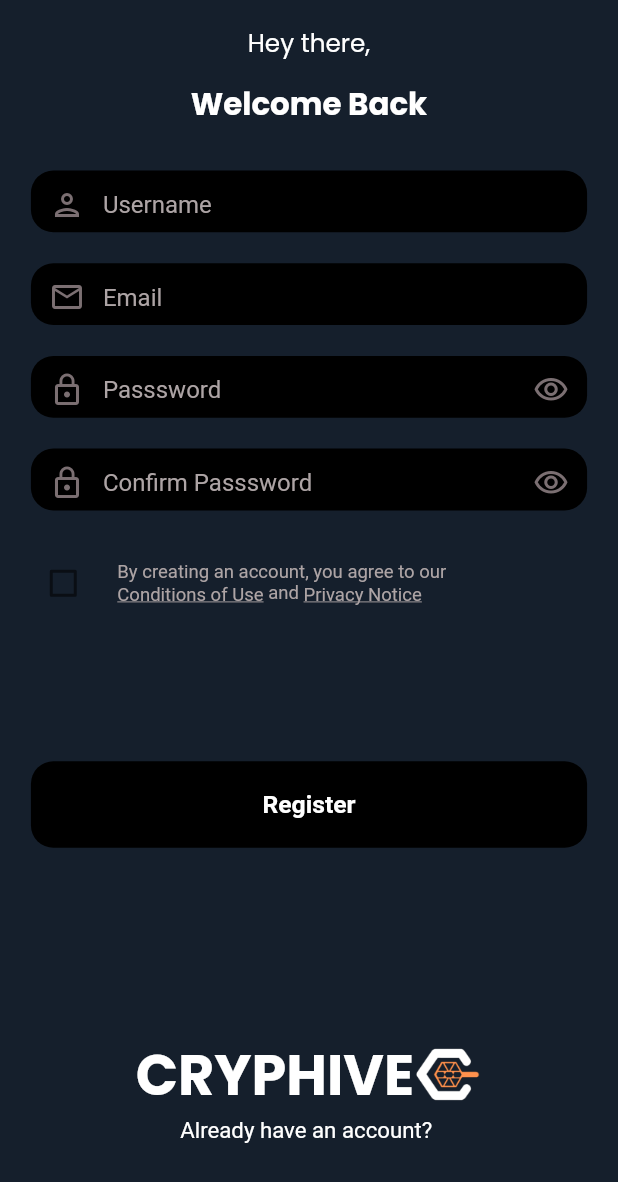
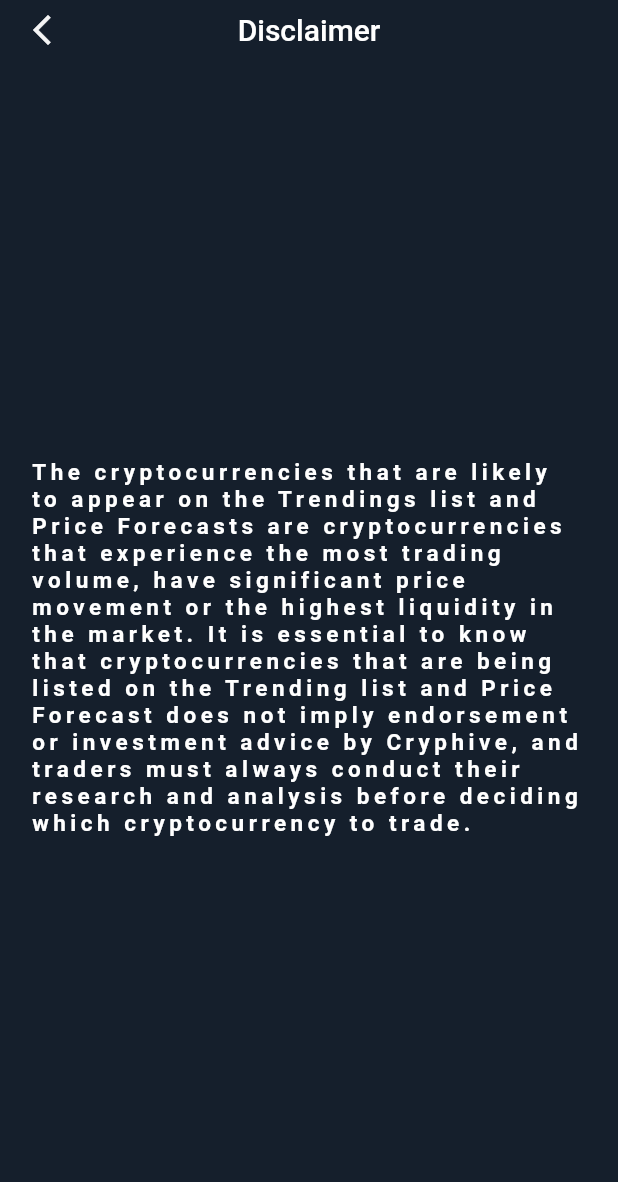
Before and after one commit to taiteng/Cryphive, a Flutter app: the RegisterPage screen opened directly, after a tap on "Conditions of Use", on a phone screen of 412 x 824 dp. Shown: the top 1182 px of the screen. Run offline on Flutter 3.47's test engine with Material 2 defaults, Android fonts, the light colour scheme and no system bars; our stand-ins replace cloud_firestore, firebase_auth, firebase_core, google_fonts; accounts and stored records are empty.

Commit message:
done disclaimer page

```diff
--- a/lib/pages/disclaimer_page.dart
+++ b/lib/pages/disclaimer_page.dart
@@ -0,0 +1,55 @@
+import 'package:cryphive/pages/register_page.dart';
+import 'package:flutter/material.dart';
+
+class DisclaimerPage extends StatefulWidget {
+  const DisclaimerPage({super.key});
+
+  @override
+  State<DisclaimerPage> createState() => _DisclaimerPageState();
+}
+
+class _DisclaimerPageState extends State<DisclaimerPage> {
+  @override
+  Widget build(BuildContext context) {
+    return Scaffold(
+      backgroundColor: const Color(0xff151f2c),
+      appBar: AppBar(
+        elevation: 0.00,
+        titleSpacing: 00.0,
+        centerTitle: true,
+        toolbarHeight: 40,
+        toolbarOpacity: 0.8,
+        backgroundColor: const Color(0xff151f2c),
+        title: const Text(
+          'Disclaimer',
+          style: TextStyle(
+            color: Colors.white,
+          ),
+        ),
+        leading: IconButton(
+          icon: const Icon(
+            Icons.arrow_back_ios_new,
+            color: Colors.white,
+          ),
+          onPressed: () {
+            Navigator.pop(context);
+          },
+        ),
+      ),
+      body: const Center(
+        child: Padding(
+          padding: EdgeInsets.all(20.0),
+          child: Text(
+            'The cryptocurrencies that are likely to appear on the Trendings list and Price Forecasts are cryptocurrencies that experience the most trading volume, have significant price movement or the highest liquidity in the market. It is essential to know that cryptocurrencies that are being listed on the Trending list and Price Forecast does not imply endorsement or investment advice by Cryphive, and traders must always conduct their research and analysis before deciding which cryptocurrency to trade.',
+            style: TextStyle(
+              color: Colors.white,
+              fontSize: 15,
+              letterSpacing: 3,
+              fontWeight: FontWeight.bold,
+            ),
+          ),
+        ),
+      ),
+    );
+  }
+}
--- a/lib/pages/login_page.dart
+++ b/lib/pages/login_page.dart
@@ -1,5 +1,4 @@
 import 'package:cryphive/pages/forgot_password_page.dart';
-import 'package:cryphive/pages/home_page.dart';
 import 'package:cryphive/pages/navigation_page.dart';
 import 'package:cryphive/pages/register_page.dart';
 import 'package:cryphive/widgets/button_widget.dart';
@@ -32,7 +31,9 @@
         password: textFieldsStrings[1],
       );
 
-      Navigator.pushReplacement(context, MaterialPageRoute(builder: (_) => const NavigationPage(),),);
+      WidgetsBinding.instance.addPostFrameCallback((_) {
+        Navigator.pushReplacement(context, MaterialPageRoute(builder: (_) => const NavigationPage()));
+      });
     } on FirebaseAuthException catch (e) {
       if(e.code == 'user-not-found'){
         showDialog(
--- a/lib/pages/register_page.dart
+++ b/lib/pages/register_page.dart
@@ -1,6 +1,7 @@
 import 'package:cloud_firestore/cloud_firestore.dart';
-import 'package:cryphive/pages/home_page.dart';
+import 'package:cryphive/pages/disclaimer_page.dart';
 import 'package:cryphive/pages/login_page.dart';
+import 'package:cryphive/pages/navigation_page.dart';
 import 'package:cryphive/widgets/button_widget.dart';
 import 'package:firebase_auth/firebase_auth.dart';
 import 'package:flutter/material.dart';
@@ -51,7 +52,7 @@
           });
 
           WidgetsBinding.instance.addPostFrameCallback((_) {
-            Navigator.pushReplacement(context, MaterialPageRoute(builder: (_) => HomePage()));
+            Navigator.pushReplacement(context, MaterialPageRoute(builder: (_) => const NavigationPage()));
           });
         }
         else{
@@ -233,8 +234,7 @@
                                 WidgetSpan(
                                   child: InkWell(
                                     onTap: () {
-                                      // ignore: avoid_print
-                                      print('Conditions of Use');
+                                      Navigator.push(context, MaterialPageRoute(builder: (context) => const DisclaimerPage()));
                                     },
                                     child: Text(
                                       "Conditions of Use",
--- a/lib/pages/settings_page.dart
+++ b/lib/pages/settings_page.dart
@@ -1,4 +1,5 @@
 import 'package:cloud_firestore/cloud_firestore.dart';
+import 'package:cryphive/pages/disclaimer_page.dart';
 import 'package:cryphive/pages/login_page.dart';
 import 'package:firebase_auth/firebase_auth.dart';
 import 'package:flutter/cupertino.dart';
@@ -203,7 +204,11 @@
                         Text("Misc", style: headingStyle),
                       ],
                     ),
-                    const ListTile(
+                    GestureDetector(
+                      onTap: () {
+                        Navigator.push(context, MaterialPageRoute(builder: (context) => const DisclaimerPage()));
+                      },
+                      child: const ListTile(
                         leading: Icon(
                           Icons.file_open_outlined,
                           color: Colors.deepOrange,
@@ -213,8 +218,13 @@
                           style: const TextStyle(color: Colors.white,),
                         ),
                       ),
+                    ),
                     const Divider(color: Color(0xff3c3c3f),),
-                    const ListTile(
+                    GestureDetector(
+                      onTap: () {
+
+                      },
+                      child: const ListTile(
                         leading: Icon(
                           Icons.file_copy_outlined,
                           color: Colors.deepOrange,
@@ -222,6 +232,7 @@
                         title: Text(
                           "Open Source and Licences",
                           style: const TextStyle(color: Colors.white,),
+                        ),
                       ),
                     ),
                   ],
```
Lines whose indentation alone changed are shown as unchanged.
